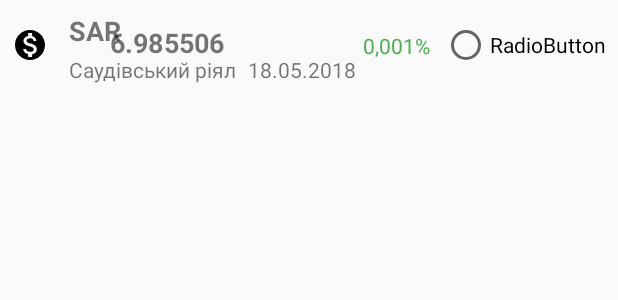
After one commit to fanat094/NationalBankUaInfo, an Android app: the layout test2_rate_foreign_currencies_item.xml on its own in the app's theme, with its tools: preview values and no code run, on a phone screen of 412 x 824 dp. The commit adds this screen. Shown: the top 300 px of the screen. Run offline under Robolectric (Android 15) with nearby library versions, the phone set to English and light mode, and no system bars.

Commit message:
ViewModel Event

```diff
--- a/app/src/main/java/com/yamschikov/dima/nationalbankuainfo/BaseFragment.java
+++ b/app/src/main/java/com/yamschikov/dima/nationalbankuainfo/BaseFragment.java
@@ -33,14 +33,14 @@ public abstract class BaseFragment extends Fragment {
         return mBaseView;
     }
 
-    @Override
+    /*@Override
     public void onViewCreated(View view, Bundle savedInstanceState) {
         super.onViewCreated(view, savedInstanceState);
         this.mBaseView = view;
 
         KLog.e("BaseFragment", "");
 
-    }
+    }*/
 
     public void onResume() {
         super.onResume();
--- a/app/src/main/java/com/yamschikov/dima/nationalbankuainfo/SharedPreferencesStorage.java
+++ b/app/src/main/java/com/yamschikov/dima/nationalbankuainfo/SharedPreferencesStorage.java
@@ -30,7 +30,7 @@ public class SharedPreferencesStorage {
         prefsEditor = sPreferences.edit();
         prefsEditor.putInt(INDEX_SORT, index_sort);
         prefsEditor.commit();
-        KLog.e("SAVE_PREF_RATE", "done!");
+        KLog.e("SAVE_PREF_RATE", "done!" + " " + index_sort);
 
     }
 
--- a/app/src/main/java/com/yamschikov/dima/nationalbankuainfo/rateforeigncurrencies/CustomDatePickerFragment.java
+++ b/app/src/main/java/com/yamschikov/dima/nationalbankuainfo/rateforeigncurrencies/CustomDatePickerFragment.java
@@ -15,9 +15,9 @@ public class CustomDatePickerFragment extends DialogFragment implements DatePick
     OnDateSetListener mDateSetListener;
     DatePicker view;
 
-    int yy ;
-    int mm ;
-    int dd ;
+    int yy;
+    int mm;
+    int dd;
 
     @Override
     public Dialog onCreateDialog(Bundle savedInstanceState) {
--- /dev/null
+++ b/app/src/main/res/layout/test2_rate_foreign_currencies_item.xml
@@ -0,0 +1,94 @@
+<?xml version="1.0" encoding="utf-8"?>
+<android.support.constraint.ConstraintLayout
+    xmlns:android="http://schemas.android.com/apk/res/android"
+    xmlns:app="http://schemas.android.com/apk/res-auto"
+    xmlns:tools="http://schemas.android.com/tools"
+    android:layout_width="match_parent"
+    android:layout_height="wrap_content">
+
+    <TextView
+        android:id="@+id/name_cc_currency"
+        android:layout_width="wrap_content"
+        android:layout_height="wrap_content"
+        android:layout_marginStart="14dp"
+        android:layout_marginTop="8dp"
+        android:text="SAR"
+        android:textSize="18sp"
+        android:textStyle="bold"
+        app:layout_constraintStart_toEndOf="@+id/image_view_currency"
+        app:layout_constraintTop_toTopOf="parent" />
+
+    <TextView
+        android:id="@+id/name_currency"
+        android:layout_width="wrap_content"
+        android:layout_height="wrap_content"
+        android:layout_marginBottom="4dp"
+        android:layout_marginStart="14dp"
+        android:layout_marginTop="4dp"
+        android:text="Саудівський рiял"
+        app:layout_constraintBottom_toBottomOf="parent"
+        app:layout_constraintStart_toEndOf="@+id/image_view_currency"
+        app:layout_constraintTop_toBottomOf="@+id/name_cc_currency" />
+
+    <TextView
+        android:id="@+id/rate_currency"
+        android:layout_width="wrap_content"
+        android:layout_height="wrap_content"
+        android:layout_marginEnd="88dp"
+        android:layout_marginTop="16dp"
+        android:text="6.985506"
+        android:textSize="18sp"
+        android:textStyle="bold"
+        app:layout_constraintEnd_toEndOf="@+id/date_currency"
+        app:layout_constraintTop_toTopOf="parent" />
+
+    <TextView
+        android:id="@+id/date_currency"
+        android:layout_width="wrap_content"
+        android:layout_height="wrap_content"
+        android:layout_marginBottom="4dp"
+        android:layout_marginEnd="12dp"
+        android:layout_marginStart="8dp"
+        android:text="18.05.2018"
+        app:layout_constraintBottom_toBottomOf="parent"
+        app:layout_constraintEnd_toStartOf="@+id/difference_currency"
+        app:layout_constraintHorizontal_bias="0.093"
+        app:layout_constraintStart_toEndOf="@+id/name_currency" />
+
+    <ImageView
+        android:id="@+id/image_view_currency"
+        android:layout_width="wrap_content"
+        android:layout_height="wrap_content"
+        android:layout_marginBottom="8dp"
+        android:layout_marginStart="8dp"
+        android:layout_marginTop="8dp"
+        app:layout_constraintBottom_toBottomOf="parent"
+        app:layout_constraintStart_toStartOf="parent"
+        app:layout_constraintTop_toTopOf="parent"
+        app:srcCompat="@drawable/ic_monetization_on_black_24dp" />
+
+    <TextView
+        android:id="@+id/difference_currency"
+        android:layout_width="wrap_content"
+        android:layout_height="wrap_content"
+        android:layout_marginBottom="8dp"
+        android:layout_marginEnd="8dp"
+        android:layout_marginTop="8dp"
+        android:text="0,001%"
+        android:textColor="@color/colorPrimary"
+        app:layout_constraintBottom_toBottomOf="parent"
+        app:layout_constraintEnd_toStartOf="@+id/radioButton"
+        app:layout_constraintTop_toTopOf="parent" />
+
+    <RadioButton
+        android:id="@+id/radioButton"
+        android:layout_width="wrap_content"
+        android:layout_height="wrap_content"
+        android:layout_marginBottom="8dp"
+        android:layout_marginEnd="8dp"
+        android:layout_marginTop="8dp"
+        android:text="RadioButton"
+        app:layout_constraintBottom_toBottomOf="parent"
+        app:layout_constraintEnd_toEndOf="parent"
+        app:layout_constraintTop_toTopOf="parent" />
+</android.support.constraint.ConstraintLayout>
```
Also changed, not shown: app/src/main/java/com/yamschikov/dima/nationalbankuainfo/BankSort.java (added, +36 -0 lines), app/src/main/java/com/yamschikov/dima/nationalbankuainfo/MainActivity.java (+5 -3 lines), app/src/main/java/com/yamschikov/dima/nationalbankuainfo/rateforeigncurrencies/RateForeignCurrenciesAdapter.java (+9 -24 lines), app/src/main/java/com/yamschikov/dima/nationalbankuainfo/rateforeigncurrencies/RateForeignCurrenciesFragment.java (+34 -23 lines), app/src/main/java/com/yamschikov/dima/nationalbankuainfo/rateforeigncurrencies/RateForeignCurrenciesViewModel.java (+41 -7 lines).
